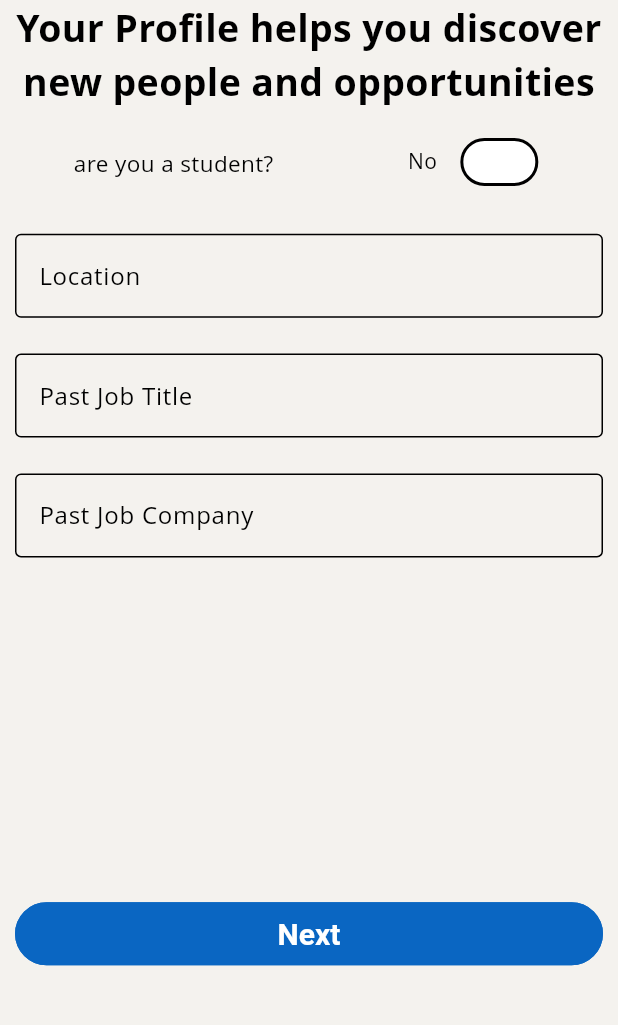
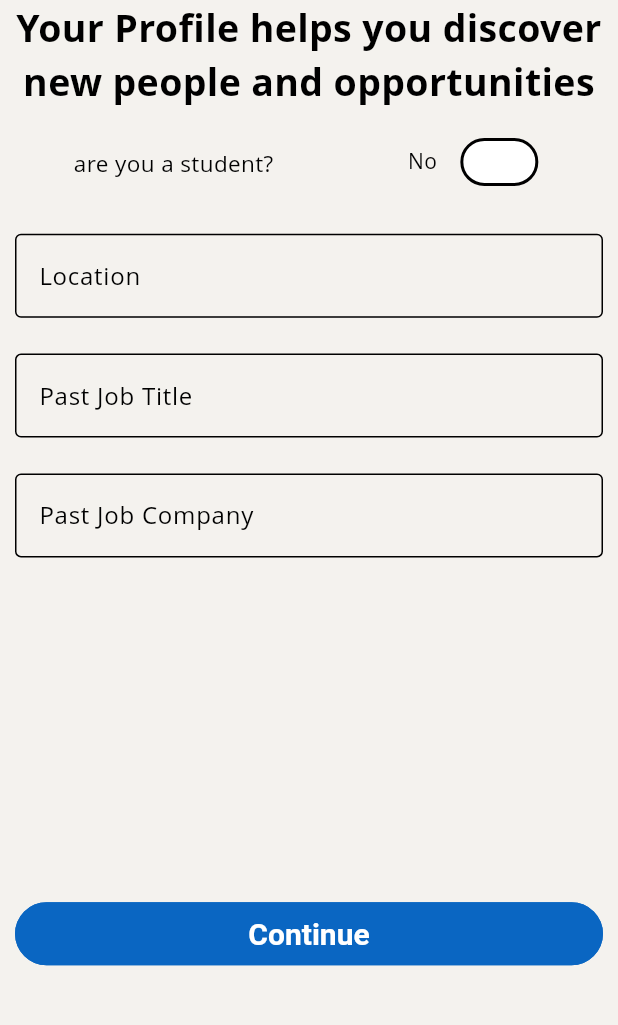
Before and after one commit to LinkUp-SW/Cross, a Flutter app: the PastJobDetails screen opened by its route, on a phone screen of 412 x 824 dp, the part 165-1190 px from its top. Run offline on Flutter 3.47's test engine with Material 3 defaults, Android fonts, the phone set to English and light mode, and no system bars; our stand-ins replace dropdown_search, flutter_riverpod, flutter_screenutil, flutter_secure_storage, go_router, image_picker and 3 more; accounts and stored records are empty; Roboto replaces fonts that are missing (Open Sans).

```diff
--- a/lib/features/signUp/state/past_job_details_state.dart
+++ b/lib/features/signUp/state/past_job_details_state.dart
@@ -1,4 +1,10 @@
 class PastJobDetailsState {}
+
+class PastJobDetailsInitial extends PastJobDetailsState {}
+
+class PastJobDetailsLoading extends PastJobDetailsState {}
+
+class PastJobDetailsSuccess extends PastJobDetailsState {}
 
 class PastJobDetailsError extends PastJobDetailsState {
   final String error;
--- a/lib/features/signUp/view/userInfo/past_job_details.dart
+++ b/lib/features/signUp/view/userInfo/past_job_details.dart
@@ -22,6 +22,15 @@ class PastJobDetails extends ConsumerWidget {
     final pastJobDetailsState = ref.watch(pastJobDetailProvider);
     final pastJobDetailsNotifier = ref.read(pastJobDetailProvider.notifier);
     bool amStudent = pastJobDetailsState is Student;
+
+    ref.listen<PastJobDetailsState>(pastJobDetailProvider, (previous, next) {
+      if (next is PastJobDetailsSuccess) {
+        context.go('/signup/otp');
+      } else if (next is PastJobDetailsError) {
+        ScaffoldMessenger.of(context)
+            .showSnackBar(SnackBar(content: Text(next.error)));
+      }
+    });
 
     ref.listen<PastJobDetailsState>(pastJobDetailProvider, (previous, next) {
       if (next is Job) {
@@ -166,7 +175,9 @@ class PastJobDetails extends ConsumerWidget {
                       height: 190.h,
                     ),
                     ElevatedButton(
-                      onPressed: () {
+                      onPressed: pastJobDetailsState is PastJobDetailsLoading
+                          ? null
+                          : () {
                               pastJobDetailsNotifier.setData(
                                 _locationController.text,
                                 _pastJobTitleController.text,
@@ -174,14 +185,11 @@ class PastJobDetails extends ConsumerWidget {
                                 _schoolController.text,
                                 _startDateController.text,
                               );
-                        context.push('/signup/otp');
                             },
-                      child: const Text(
-                        'Next',
-                        style: TextStyle(
-                          fontSize: 20,
-                        ),
-                      ),
+                      child: pastJobDetailsState is PastJobDetailsLoading
+                          ? const CircularProgressIndicator()
+                          : const Text('Continue',
+                              style: TextStyle(fontSize: 20)),
                     )
                   ],
                 ),
```
Lines whose indentation alone changed are shown as unchanged.
